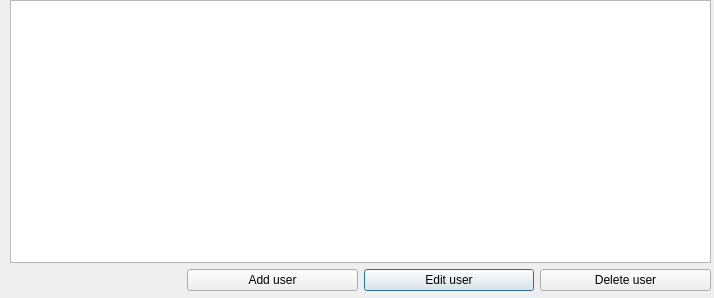
The window that lib/route_table.ui (akosleepe/Project) describes before a commit, drawn with Qt 5.
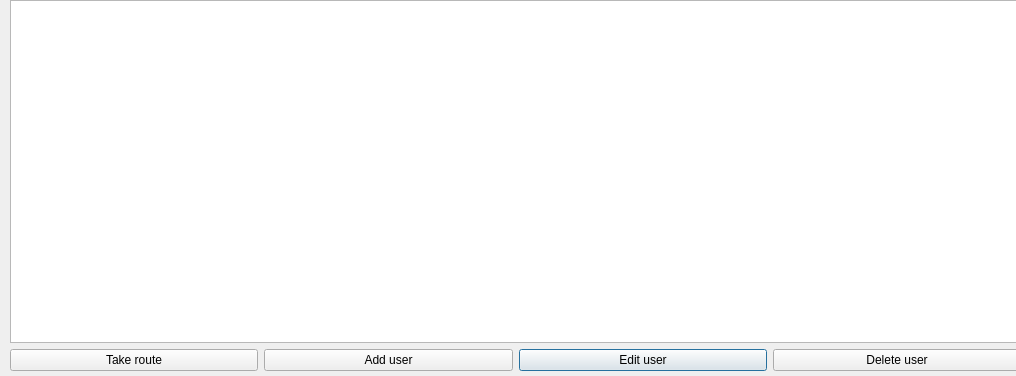
The same window after the commit.

Diff of the .ui file:
```diff
--- a/lib/route_table.ui
+++ b/lib/route_table.ui
@@ -6,8 +6,8 @@
    <rect>
     <x>0</x>
     <y>0</y>
-    <width>714</width>
-    <height>298</height>
+    <width>1016</width>
+    <height>376</height>
    </rect>
   </property>
   <property name="windowTitle">
@@ -18,8 +18,8 @@
     <rect>
      <x>10</x>
      <y>0</y>
-     <width>701</width>
-     <height>291</height>
+     <width>1011</width>
+     <height>371</height>
     </rect>
    </property>
    <layout class="QGridLayout" name="gridLayout">
@@ -47,6 +47,13 @@
     <item row="0" column="0" colspan="4">
      <widget class="QTableView" name="tableView"/>
     </item>
+    <item row="1" column="0">
+     <widget class="QPushButton" name="takeButton">
+      <property name="text">
+       <string>Take route</string>
+      </property>
+     </widget>
+    </item>
    </layout>
   </widget>
  </widget>
```
